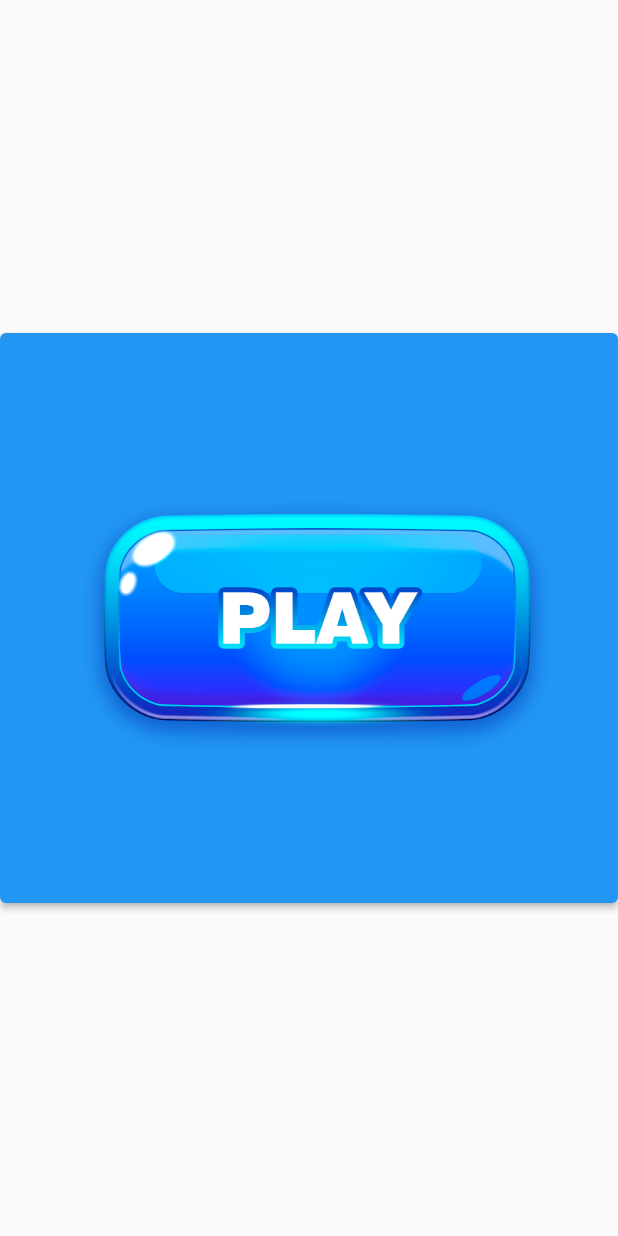
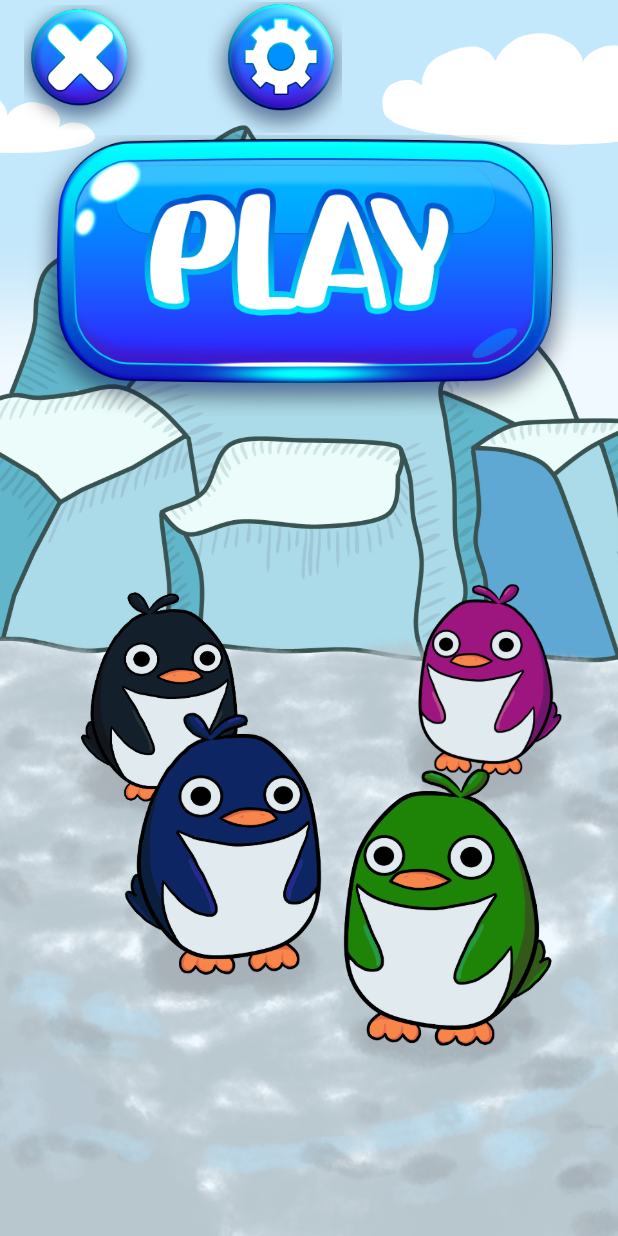
Before and after one commit to ElDiegu/Adivinimal, a Flutter app: the screen it shows after launch, on a phone screen of 412 x 824 dp. Run offline on Flutter 3.47's test engine with Material 2 defaults, Android fonts, the phone set to English and light mode, and no system bars.

Commit message:
Asco de vida

```diff
--- a/lib/main.dart
+++ b/lib/main.dart
@@ -1,4 +1,6 @@
+import 'package:adivinimal/widgets/Game.dart';
 import 'package:adivinimal/widgets/MainMenu.dart';
+import 'package:adivinimal/widgets/Settings.dart';
 import 'package:flutter/material.dart';
 
 void main() {
@@ -13,6 +15,8 @@ class MyApp extends StatelessWidget {
     return MaterialApp(
       routes: {
         '/mainMenu': (context) => MainMenu(),
+        '/Game': (context) => Game(),
+        '/Settings': (context) => Settings(),
       },
       initialRoute: '/mainMenu',
     );
--- a/lib/widgets/MainMenu.dart
+++ b/lib/widgets/MainMenu.dart
@@ -1,15 +1,54 @@
 import 'package:flutter/material.dart';
 
 class MainMenu extends StatelessWidget{
+  const MainMenu({super.key});
+
   @override
   Widget build(BuildContext context) {
-    return Scaffold(
-      body: Center(
-        child: ElevatedButton(
-          child: Image(image: AssetImage('assets/boton.png')),
-          onPressed: () {
-            Navigator.of(context).pushNamed();
-          }
+    return MaterialApp(
+      home: Container(
+        constraints: const BoxConstraints.expand(),
+        decoration: const BoxDecoration(
+          image: DecorationImage(image: AssetImage('assets/menu_principal_fondo.png'),
+            fit: BoxFit.cover,)
+        ),
+        child: Column(
+          children: <Widget>[
+            Row(
+              children: <Widget>[
+                Align(
+                  alignment: Alignment.topLeft,
+                  child: MaterialButton(
+                    child: const Image(image: AssetImage('assets/close_button.png'),
+                      height: 90,
+                      width: 90,),
+                    onPressed: () {
+
+                    }
+                  ),
+                ),
+                Align(
+                  alignment: Alignment.topRight,
+                  child: MaterialButton(
+                    child: const Image(image: AssetImage('assets/config.png'),
+                      height: 90,
+                      width: 90,),
+                    onPressed: () {
+                      Navigator.of(context).pushNamed('/Settings');
+                    }
+                  ),
+                ),
+              ]
+            ),
+            Center(
+              child: MaterialButton(
+                child: const Image(image: AssetImage('assets/play_button.png')),
+                onPressed: () {
+                  Navigator.of(context).pushNamed('/Game');
+                }
+              ),
+            ),
+          ]
         )
       )
     );
```
Also changed, not shown: lib/widgets/Game.dart (added, +17 -0 lines), lib/widgets/Settings.dart (added, +17 -0 lines), assets/back_button.png (added), assets/boton.png (deleted), assets/close_button.png (added), assets/close_menu.png (added), assets/close_no.png (added), assets/close_yes.png (added), assets/config.png (added), assets/fondo.png (added), assets/menu_principal_fondo.png (added), assets/play_button.png (added).
